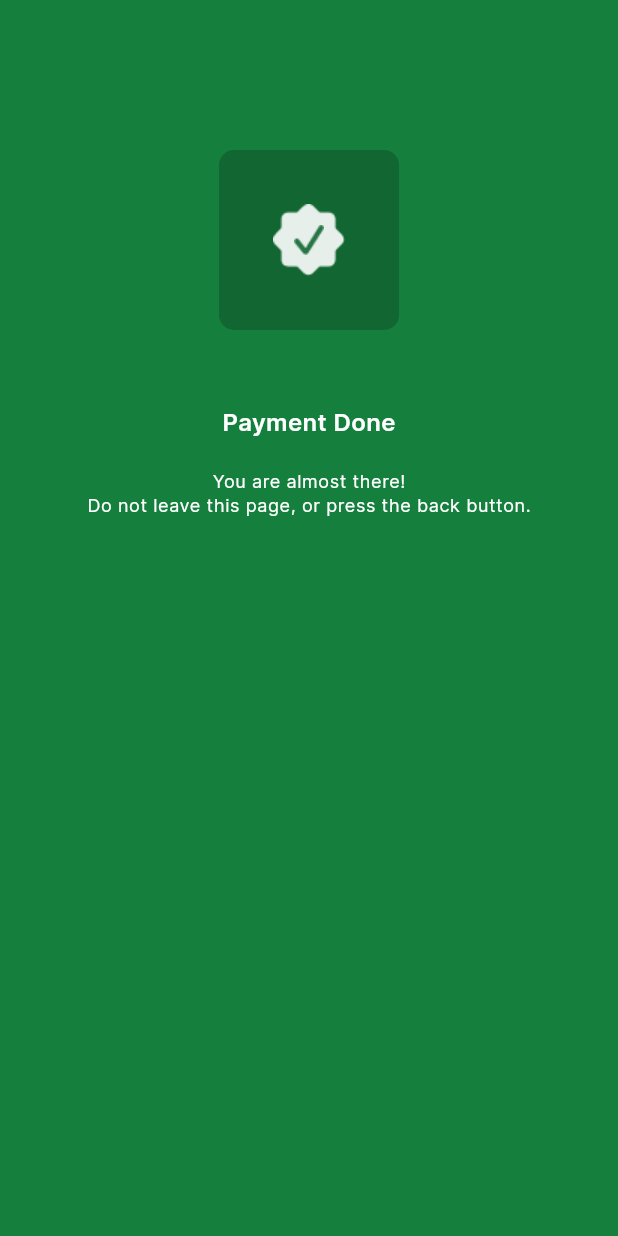
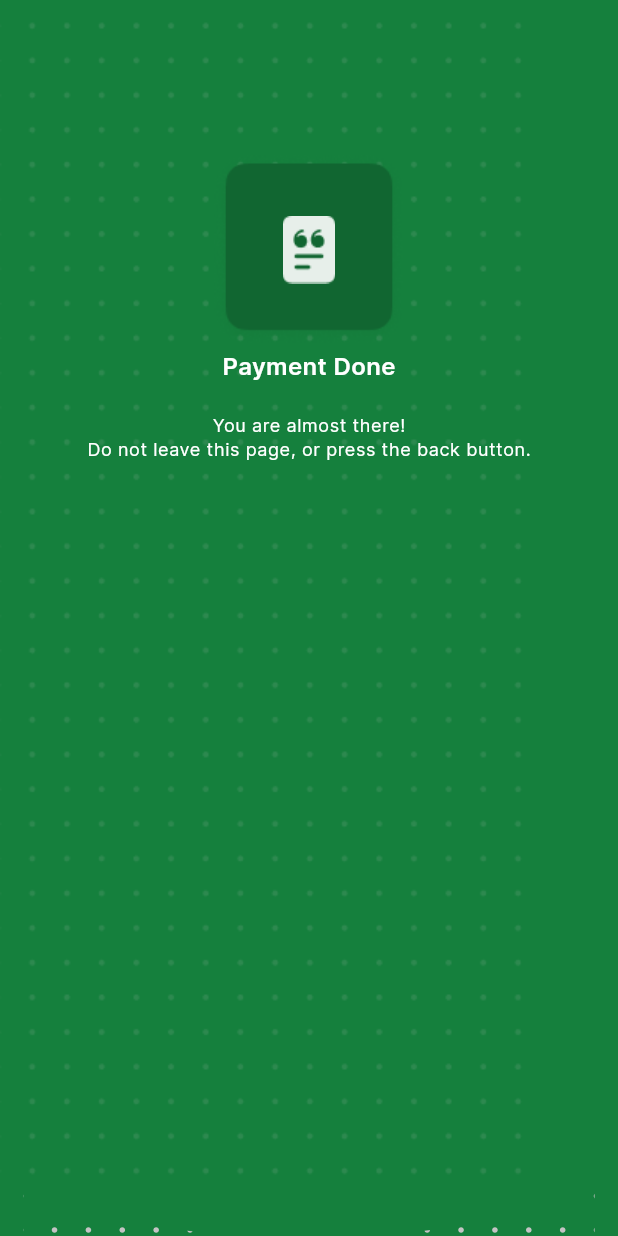
Before and after one commit to proamlan/jubilant-goggles, a Flutter app: the screen it shows after launch, on a phone screen of 412 x 824 dp. Run offline on Flutter 3.47's test engine with Material 3 defaults, Android fonts, the light colour scheme and no system bars; our stand-ins replace lottie; missing offline and left inert: flutter_swipe_button.

Commit message:
Animation sorted

```diff
--- /dev/null
+++ b/lib/extension.dart
@@ -0,0 +1,9 @@
+
+import 'package:flutter/animation.dart';
+
+extension AnimExtensions on AnimationController {
+  repeatFor({required int times}) async {
+    for (int i = 0; i < times; i++) await forward(from: 0);
+    return;
+  }
+}
--- a/lib/success/payment_success.dart
+++ b/lib/success/payment_success.dart
@@ -1,6 +1,7 @@
 import 'package:flutter/material.dart';
 import 'package:jubilant/home/utils/colors.dart';
-import 'package:jubilant/success/star_animation.dart';
+import 'package:jubilant/success/rounded_rec.dart';
+import 'package:jubilant/success/success_info.dart';
 import 'package:lottie/lottie.dart';
 
 class PaymentSuccessful extends StatefulWidget {
@@ -12,20 +13,13 @@ class PaymentSuccessful extends StatefulWidget {
 
 class _PaymentSuccessfulState extends State<PaymentSuccessful>
     with TickerProviderStateMixin {
-  late final AnimationController _controller;
-
   @override
   void initState() {
     super.initState();
-    _controller = AnimationController(vsync: this)..reset();
-    _controller.addStatusListener((status) {
-      print(status);
-    });
   }
 
   @override
   void dispose() {
-    _controller.dispose();
     super.dispose();
   }
 
@@ -35,21 +29,33 @@ class _PaymentSuccessfulState extends State<PaymentSuccessful>
       backgroundColor: kAnimationBackgroundColor,
       body: Stack(
         children: [
-          Container(
-            alignment: Alignment.center,
-            child: Lottie.asset(
-              'assets/success_anim.json',
-              controller: _controller,
-              onLoaded: (composition) {
-                // Configure the AnimationController with the duration of the
-                // Lottie file and start the animation.
-                _controller
-                  ..duration = composition.duration
-                  ..forward();
-              },
+          Stack(children: [
+            Image.asset('images/dot_background.png'),
+            Container(
+              alignment: Alignment.center,
+              child: Lottie.asset(
+                'assets/success_anim.json',
+                animate: true,
+                repeat: true,
+              ),
             ),
-          ),
-          Container(color: kAnimationBackgroundColor, child: SuccessAnimation())
+            const Column(
+              mainAxisSize: MainAxisSize.max,
+              crossAxisAlignment: CrossAxisAlignment.center,
+              mainAxisAlignment: MainAxisAlignment.start,
+              children: [
+                SizedBox(
+                  height: 100.0,
+                ),
+                Center(
+                  child: RoundedRect(),
+                ),
+                SuccessInfo()
+              ],
+            )
+          ]),
+
+          // Container(color: kAnimationBackgroundColor, child: SuccessAnimation())
         ],
       ),
     );
--- /dev/null
+++ b/lib/success/rounded_rec.dart
@@ -0,0 +1,57 @@
+import 'package:flutter/material.dart';
+
+class RoundedRect extends StatefulWidget {
+  const RoundedRect({super.key});
+
+  @override
+  State<RoundedRect> createState() => _RoundedRectState();
+}
+
+class _RoundedRectState extends State<RoundedRect>
+    with SingleTickerProviderStateMixin {
+  late final AnimationController _controller;
+  late final Animation<double> _animation;
+  var isAnimationOver = false;
+
+  @override
+  void initState() {
+    super.initState();
+    _controller = AnimationController(
+        duration: const Duration(milliseconds: 3000), vsync: this);
+    _animation = Tween(begin: 0.0, end: 2.0)
+        .animate(CurvedAnimation(parent: _controller, curve: Curves.easeOut));
+    _controller.forward();
+    _controller.addStatusListener((status) {
+      if (status == AnimationStatus.completed) {
+        setState(() {
+          isAnimationOver = true;
+        });
+      }
+    });
+  }
+
+  @override
+  void dispose() {
+    super.dispose();
+    _controller.dispose();
+  }
+
+  @override
+  Widget build(BuildContext context) {
+    if (isAnimationOver) {
+      return Stack(alignment: Alignment.center, children: [
+        Image.asset('images/green_box.png'),
+        Image.asset('images/book.png'),
+      ]);
+    } else {
+      return Stack(alignment: Alignment.center, children: [
+        Image.asset('images/green_box.png'),
+        RotationTransition(
+          turns: _animation,
+          child: Image.asset('images/star.png'),
+        ),
+        Image.asset('images/tick.png'),
+      ]);
+    }
+  }
+}
--- a/lib/success/star_animation.dart
+++ /dev/null
@@ -1,73 +0,0 @@
-import 'package:flutter/material.dart';
-import 'package:jubilant/home/utils/text_styles.dart';
-
-class SuccessAnimation extends StatelessWidget {
-  const SuccessAnimation({super.key});
-
-  @override
-  Widget build(BuildContext context) {
-    return Container(
-      margin: const EdgeInsets.only(top: 100),
-      child: Column(
-        crossAxisAlignment: CrossAxisAlignment.center,
-        children: [
-          Stack(
-            alignment: Alignment.center,
-            children: [
-              const RoundedRect(),
-              Image.asset('images/star.png'),
-              Image.asset('images/tick.png')
-            ],
-          ),
-          Center(
-            child: Column(
-              crossAxisAlignment: CrossAxisAlignment.center,
-              children: [
-                const SizedBox(
-                  height: 50,
-                ),
-                Text(
-                  "Payment Done",
-                  style: primaryBodyMediumTextStyle(context)
-                      .copyWith(color: Colors.white),
-                ),
-                const SizedBox(
-                  height: 20,
-                ),
-                Text(
-                  'You are almost there!',
-                  style: secondPrimaryBodySmallTextStyle(context)
-                      .copyWith(fontSize: 12.0, color: Colors.white),
-                ),
-                Text(
-                  'Do not leave this page, or press the back button.',
-                  maxLines: 1,
-                  style: secondPrimaryBodySmallTextStyle(context).copyWith(
-                    color: Colors.white,
-                    fontSize: 12.0,
-                  ),
-                ),
-              ],
-            ),
-          )
-        ],
-      ),
-    );
-  }
-}
-
-class RoundedRect extends StatelessWidget {
-  const RoundedRect({super.key});
-
-  @override
-  Widget build(BuildContext context) {
-    return Container(
-      width: 120,
-      height: 120,
-      decoration: BoxDecoration(
-        color: Color(0xff116631),
-        borderRadius: BorderRadius.circular(10), // Adjust the value as needed
-      ),
-    );
-  }
-}
--- /dev/null
+++ b/lib/success/success_info.dart
@@ -0,0 +1,41 @@
+import 'package:flutter/material.dart';
+import 'package:jubilant/home/utils/text_styles.dart';
+
+class SuccessInfo extends StatefulWidget {
+  const SuccessInfo({super.key});
+
+  @override
+  State<SuccessInfo> createState() => _SuccessInfoState();
+}
+
+class _SuccessInfoState extends State<SuccessInfo> {
+  @override
+  Widget build(BuildContext context) {
+    return Column(
+      mainAxisSize: MainAxisSize.min,
+      children: [
+        Text(
+          "Payment Done",
+          style:
+              primaryBodyMediumTextStyle(context).copyWith(color: Colors.white),
+        ),
+        const SizedBox(
+          height: 20,
+        ),
+        Text(
+          'You are almost there!',
+          style: secondPrimaryBodySmallTextStyle(context)
+              .copyWith(fontSize: 12.0, color: Colors.white),
+        ),
+        Text(
+          'Do not leave this page, or press the back button.',
+          maxLines: 1,
+          style: secondPrimaryBodySmallTextStyle(context).copyWith(
+            color: Colors.white,
+            fontSize: 12.0,
+          ),
+        ),
+      ],
+    );
+  }
+}
```
Also changed, not shown: images/book.png (added), images/dot_background.png (added), images/green_box.png (added).
